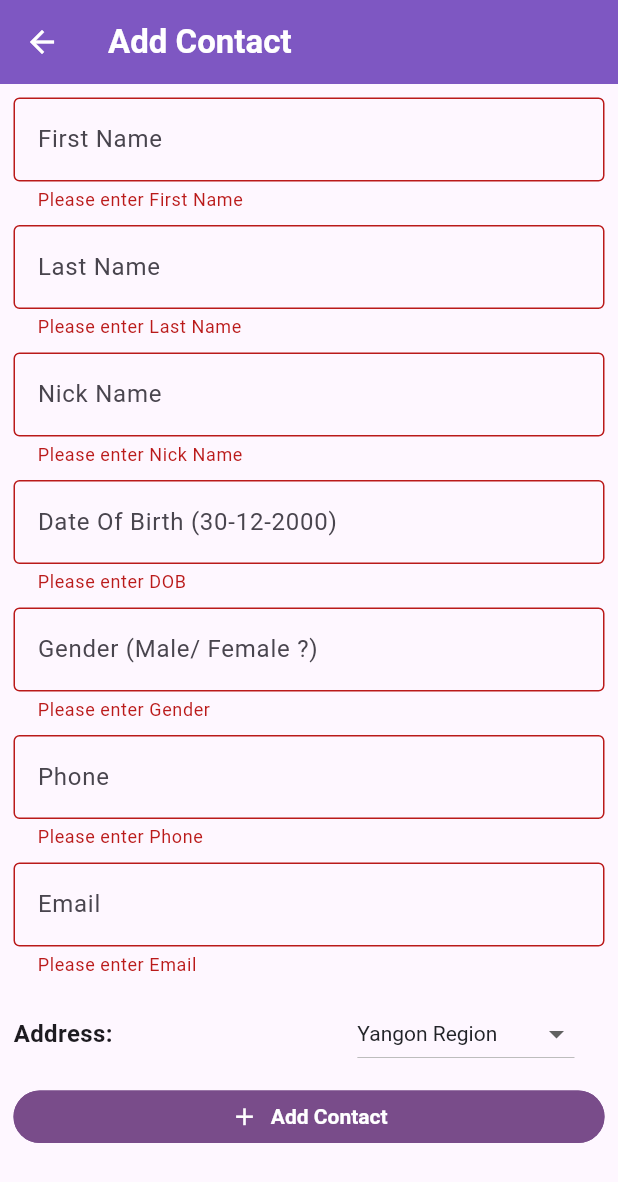
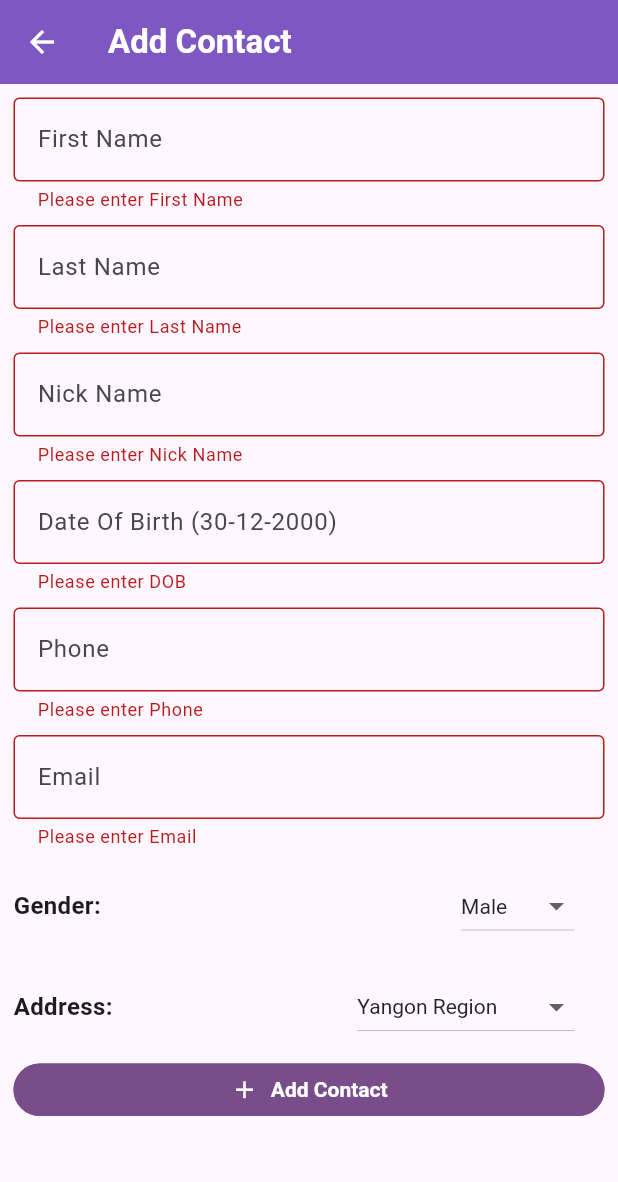
Before and after one commit to mr-xcode/simple_contact_with_crud_backend_using_bloc_state_management_by_mrxcode, a Flutter app: the AddScreen screen opened directly, after a tap on "Add Contact", on a phone screen of 412 x 824 dp. Shown: the top 1182 px of the screen. Run offline on Flutter 3.47's test engine with Material 3 defaults, Android fonts, the phone set to English and light mode, and no system bars; drawn by our look-alikes of getwidget; our stand-ins replace bloc, dio, equatable, flutter_bloc, flutter_slidable, get_it and 1 more; generated files the repository leaves out were written again; network calls fail.

Commit message:
gender chooser updated

```diff
--- a/lib/screens/add_screen.dart
+++ b/lib/screens/add_screen.dart
@@ -115,6 +115,9 @@
   String selectedItem = 'Yangon Region';
   String? dropdown;
 
+  List<String> genderList = ['Male', 'Female', 'Other'];
+  String genderSelectedItem = 'Male';
+
   @override
   Widget build(BuildContext context) {
     return Form(
@@ -202,26 +205,6 @@
             height: 9,
           ),
 
-          // Gender
-          TextFormField(
-            decoration: const InputDecoration(
-              border: OutlineInputBorder(),
-              hintText: 'Gender (Male/ Female ?)',
-            ),
-            validator: (value) {
-              if (value!.isEmpty) {
-                return 'Please enter Gender';
-              }
-              return null;
-            },
-            onSaved: (value) {
-              _gender = value ?? '';
-            },
-          ),
-          const SizedBox(
-            height: 9,
-          ),
-
           // Phone
           TextFormField(
             decoration: const InputDecoration(
@@ -261,6 +244,43 @@
           const SizedBox(
             height: 9,
           ),
+
+          // Gender
+          // ----------- start
+          Row(
+            mainAxisAlignment: MainAxisAlignment.spaceBetween,
+            children: [
+              Text(
+                "Gender: ",
+                style: TextStyle(fontSize: 16, fontWeight: FontWeight.w600),
+              ),
+              DropdownButton<String>(
+                padding: EdgeInsets.symmetric(horizontal: 20, vertical: 5),
+                borderRadius: BorderRadius.circular(10),
+                hint: Text("Gender: "),
+                style: TextStyle(
+                  color: GFColors.DARK,
+                ),
+                value: genderSelectedItem,
+                onChanged: (newValue) {
+                  setState(() {
+                    genderSelectedItem = newValue ?? '';
+                  });
+                  _gender = selectedItem.toString();
+                },
+                items: genderList.map<DropdownMenuItem<String>>((String value) {
+                  return DropdownMenuItem<String>(
+                    value: value,
+                    child: Text(value),
+                  );
+                }).toList(),
+              ),
+            ],
+          ),
+          const SizedBox(
+            height: 9,
+          ),
+          // ----------- end
 
           // Address
           Row(
```
